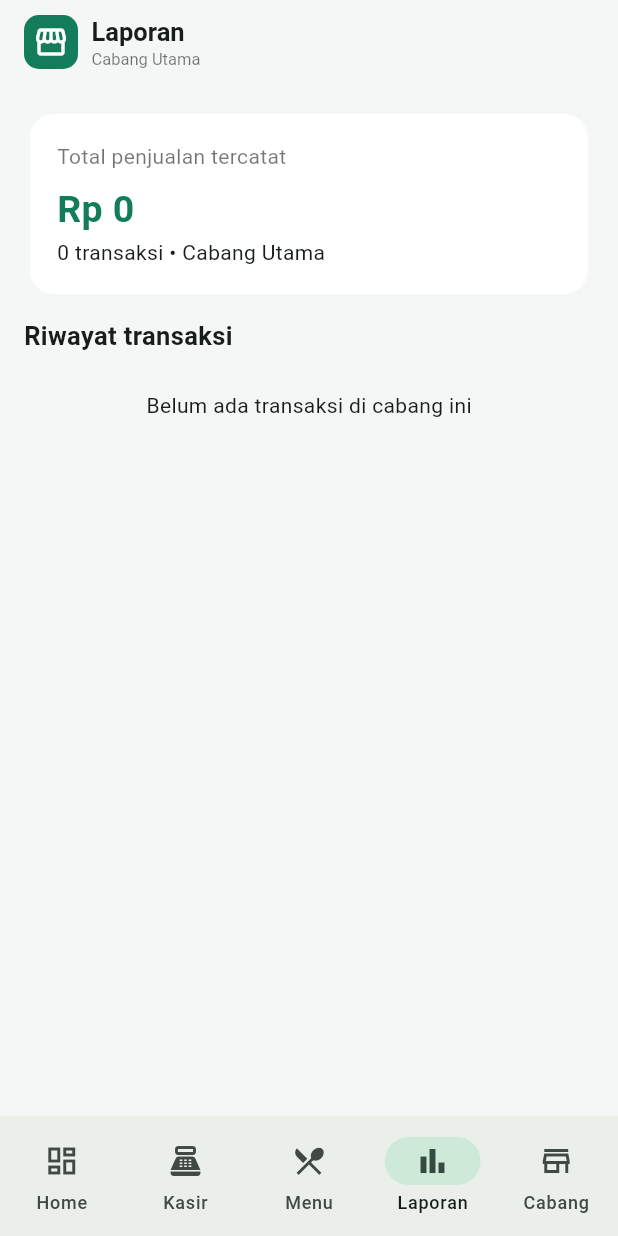
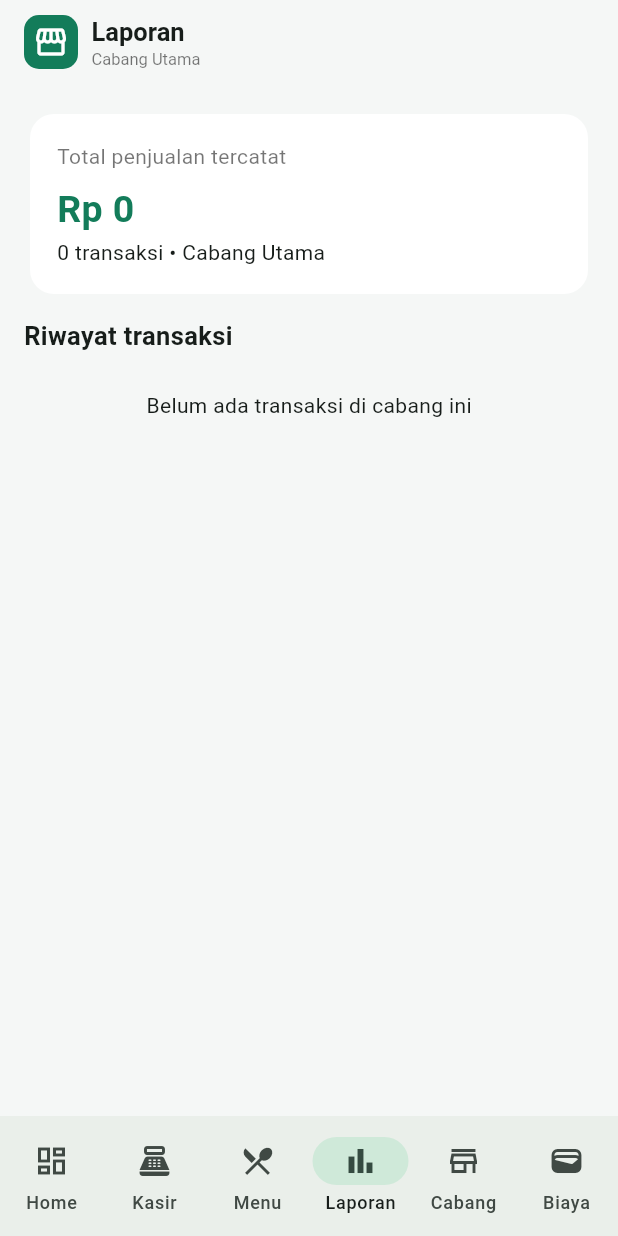
Before and after one commit to agussunarso123-cmyk/Sri-Rahayu-POS-3, a Flutter app: the screen it shows after launch, after a tap on "Lihat semua", on a phone screen of 412 x 824 dp. Run offline on Flutter 3.47's test engine with Material 3 defaults, Android fonts, the phone set to English and light mode, and no system bars; our stand-ins replace image_picker, shared_preferences.

Commit message:
Add branch expense tracking module

```diff
--- a/lib/main.dart
+++ b/lib/main.dart
@@ -41,6 +41,13 @@ class Sale {
   factory Sale.fromJson(Map<String,dynamic> j)=>Sale(DateTime.tryParse(j['date']??'')??DateTime.now(),(j['total'] as num?)?.toInt()??0,j['branch']??'Cabang Utama',List<Map<String,dynamic>>.from((j['items']??[]).map((e)=>Map<String,dynamic>.from(e))),payment:j['payment']??'Tunai',cashReceived:(j['cashReceived'] as num?)?.toInt()??0);
 }
 
+class Expense {
+  Expense(this.date,this.amount,this.branch,this.category,this.note);
+  DateTime date; int amount; String branch,category,note;
+  Map<String,dynamic> toJson()=>{'date':date.toIso8601String(),'amount':amount,'branch':branch,'category':category,'note':note};
+  factory Expense.fromJson(Map<String,dynamic> j)=>Expense(DateTime.tryParse(j['date']??'')??DateTime.now(),(j['amount'] as num?)?.toInt()??0,j['branch']??'Cabang Utama',j['category']??'Lainnya',j['note']??'');
+}
+
 class PosHome extends StatefulWidget {
   const PosHome({super.key});
   @override State<PosHome> createState()=>_PosHomeState();
@@ -51,6 +58,7 @@ class _PosHomeState extends State<PosHome> {
   List<String> branches=['Cabang Utama'];
   List<Product> products=[];
   List<Sale> sales=[];
+  List<Expense> expenses=[];
   final Map<String,int> cart={};
   final picker=ImagePicker();
   final money=NumberFormat.currency(locale:'id_ID',symbol:'Rp ',decimalDigits:0);
@@ -61,6 +69,7 @@ class _PosHomeState extends State<PosHome> {
     try {
       products=(jsonDecode(p.getString('products')??'[]') as List).map((e)=>Product.fromJson(Map<String,dynamic>.from(e))).toList();
       sales=(jsonDecode(p.getString('sales')??'[]') as List).map((e)=>Sale.fromJson(Map<String,dynamic>.from(e))).toList();
+      expenses=(jsonDecode(p.getString('expenses')??'[]') as List).map((e)=>Expense.fromJson(Map<String,dynamic>.from(e))).toList();
       branches=List<String>.from(jsonDecode(p.getString('branches')??'["Cabang Utama"]'));
       branch=p.getString('branch')??branches.first;
     } catch (_) { products=[]; sales=[]; branches=['Cabang Utama']; branch=branches.first; }
@@ -72,6 +81,7 @@ class _PosHomeState extends State<PosHome> {
     final p=await SharedPreferences.getInstance();
     await p.setString('products',jsonEncode(products.map((e)=>e.toJson()).toList()));
     await p.setString('sales',jsonEncode(sales.map((e)=>e.toJson()).toList()));
+    await p.setString('expenses',jsonEncode(expenses.map((e)=>e.toJson()).toList()));
     await p.setString('branches',jsonEncode(branches)); await p.setString('branch',branch);
   }
   int get total=>cart.entries.fold(0,(a,e){final p=products.firstWhere((x)=>x.id==e.key);return a+p.price*e.value;});
@@ -100,6 +110,37 @@ class _PosHomeState extends State<PosHome> {
       },child:const Text('Simpan'))],
     )));
   }
+  Future<void> addExpense() async {
+    final amount=TextEditingController(), note=TextEditingController();
+    String category='Belanja bahan';
+    await showDialog(context:context,builder:(ctx)=>StatefulBuilder(builder:(ctx,refresh)=>AlertDialog(
+      title:const Text('Catat pengeluaran'),
+      content:Column(mainAxisSize:MainAxisSize.min,children:[
+        TextField(controller:amount,keyboardType:TextInputType.number,decoration:const InputDecoration(labelText:'Jumlah (Rp)',prefixText:'Rp ')),
+        const SizedBox(height:10),
+        DropdownButtonFormField<String>(value:category,decoration:const InputDecoration(labelText:'Kategori'),items:const[
+          DropdownMenuItem(value:'Belanja bahan',child:Text('Belanja bahan')),
+          DropdownMenuItem(value:'Gaji',child:Text('Gaji')),
+          DropdownMenuItem(value:'Sewa',child:Text('Sewa tempat')),
+          DropdownMenuItem(value:'Listrik dan air',child:Text('Listrik dan air')),
+          DropdownMenuItem(value:'Transportasi',child:Text('Transportasi')),
+          DropdownMenuItem(value:'Lainnya',child:Text('Lainnya'))
+        ],onChanged:(v)=>refresh(()=>category=v??'Lainnya')),
+        const SizedBox(height:10),
+        TextField(controller:note,decoration:const InputDecoration(labelText:'Catatan (opsional)'))
+      ]),
+      actions:[
+        TextButton(onPressed:()=>Navigator.pop(ctx),child:const Text('Batal')),
+        FilledButton(onPressed:(){
+          final value=int.tryParse(amount.text)??0;
+          if(value<=0){ScaffoldMessenger.of(context).showSnackBar(const SnackBar(content:Text('Masukkan jumlah pengeluaran yang benar')));return;}
+          setState(()=>expenses.insert(0,Expense(DateTime.now(),value,branch,category,note.text.trim())));
+          save();Navigator.pop(ctx);
+        },child:const Text('Simpan'))
+      ]
+    )));
+  }
+
   Future<void> changeStock(Product p) async {
     final c=TextEditingController(text:p.stock.toString());
     await showDialog(context:context,builder:(ctx)=>AlertDialog(title:Text('Stok '+p.name),content:TextField(controller:c,keyboardType:TextInputType.number,decoration:const InputDecoration(labelText:'Jumlah stok')),
@@ -193,6 +234,27 @@ class _PosHomeState extends State<PosHome> {
       children:s.items.map((e)=>ListTile(dense:true,title:Text(e['name'].toString()),trailing:Text(e['qty'].toString()+' x '+money.format((e['price'] as num).toInt())))).toList()))),
     if(branchSales.isEmpty)const Padding(padding:EdgeInsets.all(24),child:Center(child:Text('Belum ada transaksi di cabang ini')))
   ]);
+  Widget expensePage()=>Scaffold(
+    backgroundColor:Colors.transparent,
+    floatingActionButton:FloatingActionButton.extended(onPressed:addExpense,icon:const Icon(Icons.add),label:const Text('Catat biaya')),
+    body:ListView(padding:const EdgeInsets.all(16),children:[
+      Card(child:Padding(padding:const EdgeInsets.all(18),child:Column(crossAxisAlignment:CrossAxisAlignment.start,children:[
+        const Text('Total pengeluaran cabang ini',style:TextStyle(color:Colors.black54)),
+        const SizedBox(height:8),
+        Text(money.format(expenses.where((e)=>e.branch==branch).fold(0,(a,e)=>a+e.amount)),style:const TextStyle(fontWeight:FontWeight.bold,fontSize:24,color:Color(0xFFB45309))),
+        Text(expenses.where((e)=>e.branch==branch).length.toString()+' catatan biaya')
+      ]))),
+      const SizedBox(height:12),
+      ...expenses.where((e)=>e.branch==branch).map((e)=>Card(child:ListTile(
+        leading:const CircleAvatar(child:Icon(Icons.receipt_long)),
+        title:Text(e.category,style:const TextStyle(fontWeight:FontWeight.bold)),
+        subtitle:Text(DateFormat('dd MMM yyyy • HH:mm','id_ID').format(e.date)+(e.note.isEmpty?'':' • '+e.note)),
+        trailing:Text(money.format(e.amount),style:const TextStyle(fontWeight:FontWeight.bold))
+      ))),
+      if(expenses.where((e)=>e.branch==branch).isEmpty)const Padding(padding:EdgeInsets.all(24),child:Center(child:Text('Belum ada pengeluaran di cabang ini')))
+    ])
+  );
+
   Widget branchPage()=>ListView(padding:const EdgeInsets.all(16),children:[
     const Text('Kelola lokasi usaha',style:TextStyle(fontWeight:FontWeight.bold,fontSize:18)),const SizedBox(height:5),const Text('Pilih cabang aktif untuk melihat transaksi cabang tersebut.',style:TextStyle(color:Colors.black54)),const SizedBox(height:12),
     ...branches.map((b)=>Card(child:RadioListTile<String>(value:b,groupValue:branch,onChanged:(v){if(v==null)return;setState((){branch=v;cart.clear();});save();},title:Text(b,style:const TextStyle(fontWeight:FontWeight.w600)),subtitle:Text(sales.where((s)=>s.branch==b).length.toString()+' transaksi'),secondary:const Icon(Icons.store,color:Color(0xFF137C5A))))),
@@ -202,8 +264,8 @@ class _PosHomeState extends State<PosHome> {
 
   @override Widget build(BuildContext context){
     if(loading)return const Scaffold(body:Center(child:CircularProgressIndicator()));
-    final pages=[dashboard(),cashier(),menuPage(),reports(),branchPage()];
-    const titles=['Ringkasan','Kasir','Daftar Menu','Laporan','Cabang'];
+    final pages=[dashboard(),cashier(),menuPage(),reports(),branchPage(),expensePage()];
+    const titles=['Ringkasan','Kasir','Daftar Menu','Laporan','Cabang','Pengeluaran'];
     return Scaffold(appBar:AppBar(title:Row(children:[Container(width:36,height:36,decoration:BoxDecoration(color:const Color(0xFF137C5A),borderRadius:BorderRadius.circular(10)),child:const Icon(Icons.storefront,color:Colors.white)),
       const SizedBox(width:9),Column(crossAxisAlignment:CrossAxisAlignment.start,children:[Text(titles[tab],style:const TextStyle(fontSize:17,fontWeight:FontWeight.bold)),Text(branch,style:const TextStyle(fontSize:11,color:Colors.black54))])])),
       body:IndexedStack(index:tab,children:pages),
@@ -212,7 +274,8 @@ class _PosHomeState extends State<PosHome> {
         NavigationDestination(icon:Icon(Icons.point_of_sale_outlined),selectedIcon:Icon(Icons.point_of_sale),label:'Kasir'),
         NavigationDestination(icon:Icon(Icons.restaurant_menu),label:'Menu'),
         NavigationDestination(icon:Icon(Icons.bar_chart_outlined),selectedIcon:Icon(Icons.bar_chart),label:'Laporan'),
-        NavigationDestination(icon:Icon(Icons.store_outlined),selectedIcon:Icon(Icons.store),label:'Cabang')
+        NavigationDestination(icon:Icon(Icons.store_outlined),selectedIcon:Icon(Icons.store),label:'Cabang'),
+        NavigationDestination(icon:Icon(Icons.wallet_outlined),selectedIcon:Icon(Icons.wallet),label:'Biaya')
       ]));
   }
 }
```
